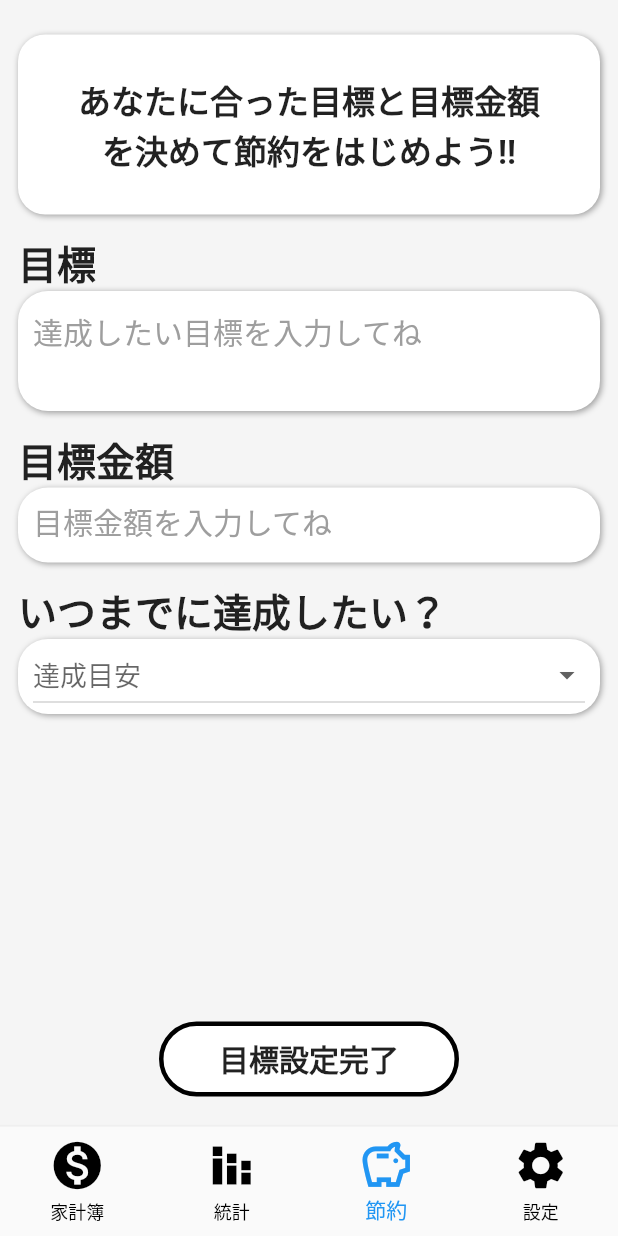
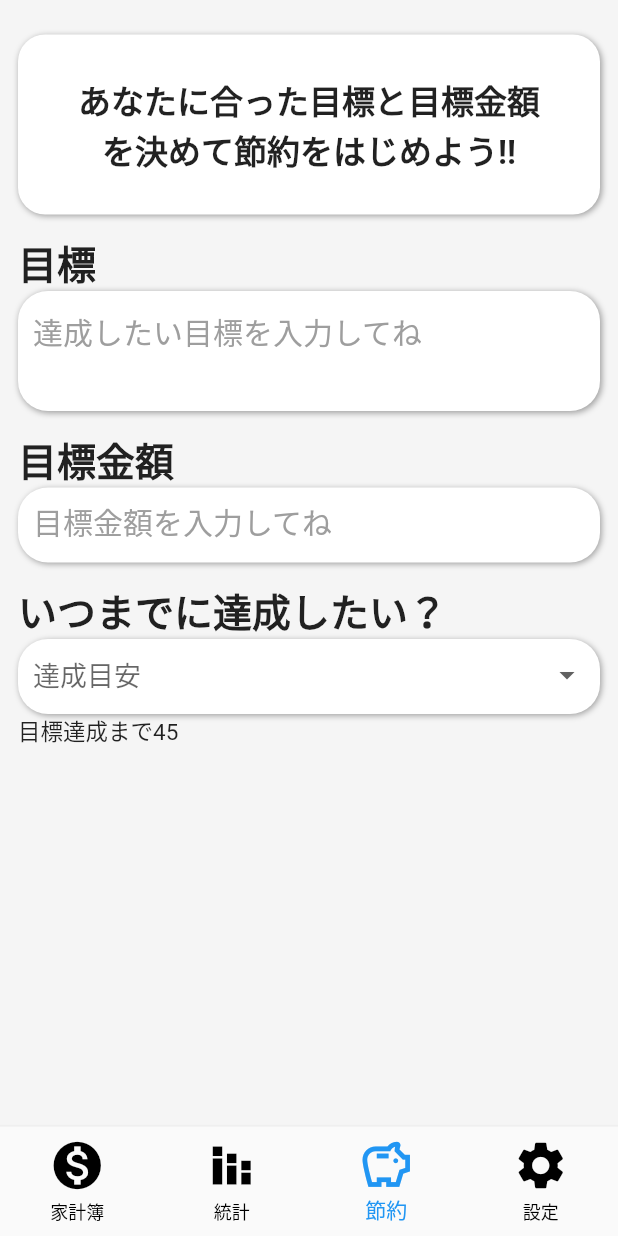
Before and after one commit to KimiMasa1021/account_book_app, a Flutter app: the screen it shows once a user with an empty profile is signed in, item 3 of the bottom bar chosen, on a phone screen of 412 x 824 dp. Run offline on Flutter 3.47's test engine with Material 2 defaults, Android fonts, the phone set to English and light mode, and no system bars; our stand-ins replace cloud_firestore, firebase_auth, firebase_core, fl_chart, flutter_hooks, flutter_neumorphic and 5 more; accounts and stored records are empty.

Commit message:
ペーパードライバーです。よろしくお願いしますorz

```diff
--- a/lib/view/pages/saving/saving_init.dart
+++ b/lib/view/pages/saving/saving_init.dart
@@ -70,10 +70,10 @@ class SavingInit extends HookConsumerWidget {
                     crossAxisAlignment: CrossAxisAlignment.start,
                     children: [
                       const SizedBox(height: 13),
-                      Text(
+                      const Text(
                         "いつまでに達成したい？",
                         textAlign: TextAlign.center,
-                        style: const TextStyle(
+                        style: TextStyle(
                           fontSize: 26,
                           fontWeight: FontWeight.bold,
                         ),
@@ -94,21 +94,40 @@ class SavingInit extends HookConsumerWidget {
                           ],
                         ),
                         child: DropdownButton(
-                          hint: Text("達成目安"),
+                          hint: const Text("達成目安"),
                           isExpanded: true,
-                          style: TextStyle(fontSize: 18, color: Colors.black),
+                          style: const TextStyle(
+                              fontSize: 18, color: Colors.black),
+                          underline: const SizedBox(),
                           items: [
-                            DropdownMenuItem(
-                              child: Text("Menu One"),
+                            const DropdownMenuItem(
                               value: "menuone",
+                              child: Text("１か月後"),
+                            ),
+                            const DropdownMenuItem(
+                              value: "menuone",
+                              child: Text("３か月後"),
+                            ),
+                            const DropdownMenuItem(
+                              value: "menuone",
+                              child: Text("半年後"),
+                            ),
+                            const DropdownMenuItem(
+                              value: "menuone",
+                              child: Text("一年後"),
                             ),
                             DropdownMenuItem(
-                              child: Text("Menu One"),
                               value: "menuone",
-                            ),
-                            DropdownMenuItem(
-                              child: Text("Menu One"),
-                              value: "menuone",
+                              child: Row(
+                                children: const [
+                                  Icon(
+                                    Icons.calendar_month_rounded,
+                                    size: 25,
+                                  ),
+                                  SizedBox(width: 5),
+                                  Text("詳細な日程"),
+                                ],
+                              ),
                             )
                           ],
                           onChanged: (String? value) {},
@@ -116,44 +135,45 @@ class SavingInit extends HookConsumerWidget {
                       )
                     ],
                   ),
+                  Text("目標達成まで45")
                 ],
               ),
             ),
           ),
         ),
-        Align(
-          alignment: Alignment.bottomCenter,
-          child: InkWell(
-            onTap: () async {
-              await savingController.initTarget(
-                targetController.text,
-                int.parse(
-                  targetPriceController.text.replaceAll(",", ""),
-                ),
-              );
-            },
-            child: Container(
-              width: 200,
-              height: 50,
-              margin: const EdgeInsets.only(bottom: 20),
-              decoration: BoxDecoration(
-                borderRadius: const BorderRadius.all(Radius.circular(100)),
-                color: Colors.white,
-                border: Border.all(width: 3),
-              ),
-              child: const Center(
-                child: Text(
-                  "目標設定完了",
-                  textAlign: TextAlign.center,
-                  style: TextStyle(
-                    fontSize: 20,
-                    fontWeight: FontWeight.bold,
-                  ),
-                ),
-              ),
-            ),
-          ),
-        ),
+        // Align(
+        //   alignment: Alignment.bottomCenter,
+        //   child: InkWell(
+        //     onTap: () async {
+        //       await savingController.initTarget(
+        //         targetController.text,
+        //         int.parse(
+        //           targetPriceController.text.replaceAll(",", ""),
+        //         ),
+        //       );
+        //     },
+        //     child: Container(
+        //       width: 200,
+        //       height: 50,
+        //       margin: const EdgeInsets.only(bottom: 20),
+        //       decoration: BoxDecoration(
+        //         borderRadius: const BorderRadius.all(Radius.circular(100)),
+        //         color: Colors.white,
+        //         border: Border.all(width: 3),
+        //       ),
+        //       child: const Center(
+        //         child: Text(
+        //           "目標設定完了",
+        //           textAlign: TextAlign.center,
+        //           style: TextStyle(
+        //             fontSize: 20,
+        //             fontWeight: FontWeight.bold,
+        //           ),
+        //         ),
+        //       ),
+        //     ),
+        //   ),
+        // ),
       ],
     );
   }
```
